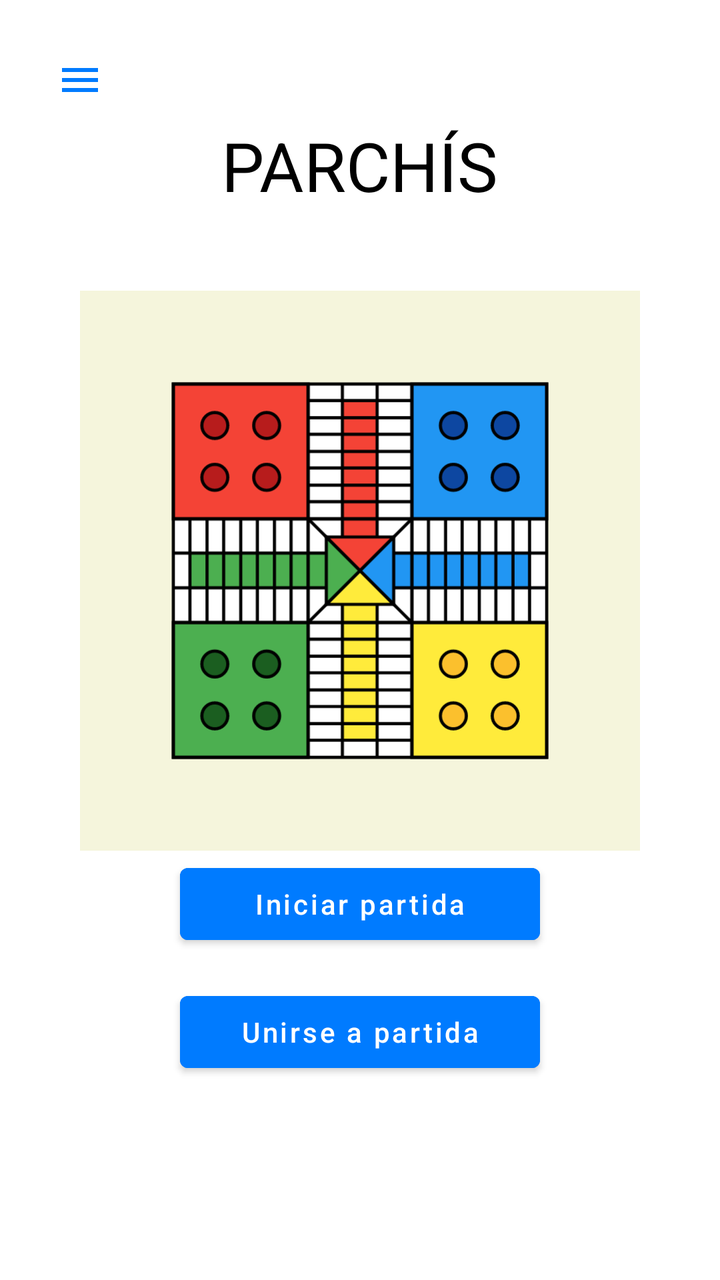
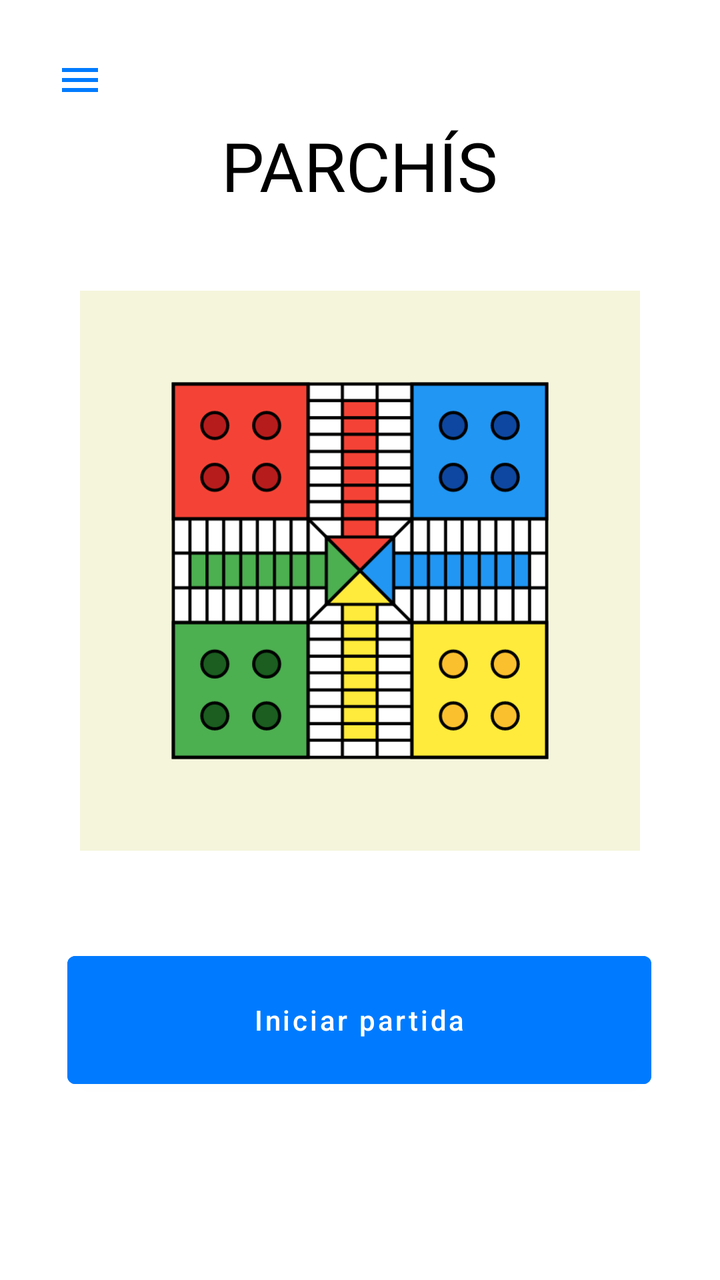

Two renders of the same Android screen: before a commit and after it. Below are the layout's source before the change and the commit's diff.
<!-- AndroidManifest.xml: application theme Theme.Parchis -->
<!-- res/layout/activity_home.xml -->
<?xml version="1.0" encoding="utf-8"?>

<androidx.constraintlayout.widget.ConstraintLayout xmlns:android="http://schemas.android.com/apk/res/android"
    xmlns:app="http://schemas.android.com/apk/res-auto"
    xmlns:tools="http://schemas.android.com/tools"
    android:layout_width="match_parent"
    android:layout_height="match_parent"
    android:background="#FFFFFF"
    tools:context=".HomeActivity">

    <ImageButton
        android:id="@+id/btnMenu"
        android:layout_width="48dp"
        android:layout_height="48dp"
        android:layout_marginStart="16dp"
        android:layout_marginTop="16dp"
        android:background="?attr/selectableItemBackgroundBorderless"
        android:src="@drawable/ic_menu"
        app:layout_constraintStart_toStartOf="parent"
        app:layout_constraintTop_toTopOf="parent" />

    <TextView
        android:id="@+id/textViewHomeTitle"
        android:layout_width="wrap_content"
        android:layout_height="wrap_content"
        android:layout_marginTop="60dp"
        android:text="PARCHÍS"
        android:textColor="#000000"
        android:textSize="34sp"
        app:layout_constraintEnd_toEndOf="parent"
        app:layout_constraintStart_toStartOf="parent"
        app:layout_constraintTop_toTopOf="parent" />

    <ImageView
        android:id="@+id/imageViewHomeLogo"
        android:layout_width="280dp"
        android:layout_height="280dp"
        android:layout_marginTop="40dp"
        android:src="@drawable/logo_parchis"
        app:layout_constraintEnd_toEndOf="parent"
        app:layout_constraintStart_toStartOf="parent"
        app:layout_constraintTop_toBottomOf="@id/textViewHomeTitle" />

    <Button
        android:id="@+id/btnStartGame"
        android:layout_width="180dp"
        android:layout_height="wrap_content"
        android:layout_marginBottom="16dp"
        android:backgroundTint="#007BFF"
        android:text="Iniciar partida"
        android:textAllCaps="false"
        app:layout_constraintBottom_toTopOf="@+id/btnJoinGame"
        app:layout_constraintEnd_toEndOf="parent"
        app:layout_constraintStart_toStartOf="parent" />

    <Button
        android:id="@+id/btnJoinGame"
        android:layout_width="180dp"
        android:layout_height="wrap_content"
        android:layout_marginBottom="100dp"
        android:backgroundTint="#007BFF"
        android:text="Unirse a partida"
        android:textAllCaps="false"
        app:layout_constraintBottom_toBottomOf="parent"
        app:layout_constraintEnd_toEndOf="parent"
        app:layout_constraintStart_toStartOf="parent" />

    
    <LinearLayout
        android:id="@+id/sideMenu"
        android:layout_width="150dp"
        android:layout_height="wrap_content"
        android:layout_marginStart="16dp"
        android:layout_marginTop="16dp"
        android:background="#F0F0F0"
        android:orientation="vertical"
        android:padding="8dp"
        android:visibility="gone"
        app:layout_constraintStart_toStartOf="parent"
        app:layout_constraintTop_toBottomOf="@id/btnMenu">

        <Button
            android:id="@+id/btnStats"
            android:layout_width="match_parent"
            android:layout_height="wrap_content"
            android:backgroundTint="#007BFF"
            android:text="Estadísticas"
            android:textAllCaps="false"
            android:textSize="12sp" />

        <Button
            android:id="@+id/btnLogout"
            android:layout_width="match_parent"
            android:layout_height="wrap_content"
            android:layout_marginTop="8dp"
            android:backgroundTint="#007BFF"
            android:text="Cerrar sesión"
            android:textAllCaps="false"
            android:textSize="12sp" />
    </LinearLayout>

</androidx.constraintlayout.widget.ConstraintLayout>
<!-- resources referenced by this layout -->
<resources>
  <!-- drawable ic_menu (drawable) -->
  <vector xmlns:android="http://schemas.android.com/apk/res/android"
      android:width="24dp"
      android:height="24dp"
      android:viewportWidth="24"
      android:viewportHeight="24">
      <path
          android:fillColor="#007BFF"
          android:pathData="M3,18h18v-2H3v2zm0-5h18v-2H3v2zm0-7v2h18V6H3z" />
  </vector>
  <!-- drawable logo_parchis (drawable) -->
  <?xml version="1.0" encoding="utf-8"?>
  
  <layer-list xmlns:android="http://schemas.android.com/apk/res/android">
      <item android:drawable="@drawable/ic_launcher_background" />
      <item android:drawable="@drawable/ic_launcher_foreground" />
  </layer-list>
  <style name="Theme.Parchis" parent="Theme.MaterialComponents.DayNight.DarkActionBar">
          
          <item name="colorPrimary">@color/purple_500</item>
          <item name="colorPrimaryVariant">@color/purple_700</item>
          <item name="colorOnPrimary">@color/white</item>
          
          <item name="colorSecondary">@color/teal_200</item>
          <item name="colorSecondaryVariant">@color/teal_700</item>
          <item name="colorOnSecondary">@color/black</item>
          
          <item name="android:statusBarColor">?attr/colorPrimaryVariant</item>
          
      </style>
  <!-- drawable ic_launcher_background: vector/xml drawable (drawable, 4427 chars, omitted) -->
  <!-- drawable ic_launcher_foreground (drawable) -->
  <vector xmlns:android="http://schemas.android.com/apk/res/android"
      android:width="108dp"
      android:height="108dp"
      android:viewportWidth="108"
      android:viewportHeight="108">
  
      
      
  
      
      <path
          android:fillColor="#F44336"
          android:pathData="M54,54 L47.5,47.5 L60.5,47.5 Z" />
  
      
      <path
          android:fillColor="#2196F3"
          android:pathData="M54,54 L60.5,47.5 L60.5,60.5 Z" />
  
      
      <path
          android:fillColor="#FFEB3B"
          android:pathData="M54,54 L60.5,60.5 L47.5,60.5 Z" />
  
      
      <path
          android:fillColor="#4CAF50"
          android:pathData="M54,54 L47.5,60.5 L47.5,47.5 Z" />
  
      
      <path
          android:strokeColor="#000000"
          android:strokeWidth="0.6"
          android:pathData="M47.5,47.5 L60.5,60.5 M60.5,47.5 L47.5,60.5 M47.5,47.5 h13 v13 h-13 z" />
  
  </vector>
  <color name="purple_500">#FF6200EE</color>
  <color name="purple_700">#FF3700B3</color>
  <color name="white">#FFFFFFFF</color>
  <color name="teal_200">#FF03DAC5</color>
  <color name="teal_700">#FF018786</color>
  <color name="black">#FF000000</color>
</resources>

<!-- the commit's change to res/layout/activity_home.xml (unified diff, before → after) -->
@@ -5,8 +5,8 @@
     xmlns:tools="http://schemas.android.com/tools"
     android:layout_width="match_parent"
     android:layout_height="match_parent"
-    android:background="#FFFFFF"
-    tools:context=".HomeActivity">
+    android:background="@color/white"
+    tools:context=".view.HomeActivity">
 
     <ImageButton
         android:id="@+id/btnMenu"
@@ -14,6 +14,7 @@
         android:layout_height="48dp"
         android:layout_marginStart="16dp"
         android:layout_marginTop="16dp"
+        android:contentDescription="@string/para_volver_al_menu"
         android:background="?attr/selectableItemBackgroundBorderless"
         android:src="@drawable/ic_menu"
         app:layout_constraintStart_toStartOf="parent"
@@ -24,8 +25,8 @@
         android:layout_width="wrap_content"
         android:layout_height="wrap_content"
         android:layout_marginTop="60dp"
-        android:text="PARCHÍS"
-        android:textColor="#000000"
+        android:text="@string/parch_s"
+        android:textColor="@color/black"
         android:textSize="34sp"
         app:layout_constraintEnd_toEndOf="parent"
         app:layout_constraintStart_toStartOf="parent"
@@ -36,43 +37,33 @@
         android:layout_width="280dp"
         android:layout_height="280dp"
         android:layout_marginTop="40dp"
+        android:contentDescription="@string/logotipo_de_la_aplicaci_n"
         android:src="@drawable/logo_parchis"
         app:layout_constraintEnd_toEndOf="parent"
         app:layout_constraintStart_toStartOf="parent"
         app:layout_constraintTop_toBottomOf="@id/textViewHomeTitle" />
 
+    
     <Button
         android:id="@+id/btnStartGame"
-        android:layout_width="180dp"
-        android:layout_height="wrap_content"
-        android:layout_marginBottom="16dp"
-        android:backgroundTint="#007BFF"
-        android:text="Iniciar partida"
-        android:textAllCaps="false"
-        app:layout_constraintBottom_toTopOf="@+id/btnJoinGame"
-        app:layout_constraintEnd_toEndOf="parent"
-        app:layout_constraintStart_toStartOf="parent" />
-
-    <Button
-        android:id="@+id/btnJoinGame"
-        android:layout_width="180dp"
-        android:layout_height="wrap_content"
-        android:layout_marginBottom="100dp"
-        android:backgroundTint="#007BFF"
-        android:text="Unirse a partida"
+        android:layout_width="292dp"
+        android:layout_height="76dp"
+        android:layout_marginBottom="92dp"
+        android:backgroundTint="@color/blue"
+        android:text="@string/iniciar_partida"
         android:textAllCaps="false"
         app:layout_constraintBottom_toBottomOf="parent"
         app:layout_constraintEnd_toEndOf="parent"
+        app:layout_constraintHorizontal_bias="0.495"
         app:layout_constraintStart_toStartOf="parent" />
 
-    
     <LinearLayout
         android:id="@+id/sideMenu"
         android:layout_width="150dp"
         android:layout_height="wrap_content"
         android:layout_marginStart="16dp"
         android:layout_marginTop="16dp"
-        android:background="#F0F0F0"
+        android:background="@color/claro"
         android:orientation="vertical"
         android:padding="8dp"
         android:visibility="gone"
@@ -83,8 +74,8 @@
             android:id="@+id/btnStats"
             android:layout_width="match_parent"
             android:layout_height="wrap_content"
-            android:backgroundTint="#007BFF"
-            android:text="Estadísticas"
+            android:backgroundTint="@color/blue"
+            android:text="@string/estad_sticas"
             android:textAllCaps="false"
             android:textSize="12sp" />
 
@@ -93,8 +84,8 @@
             android:layout_width="match_parent"
             android:layout_height="wrap_content"
             android:layout_marginTop="8dp"
-            android:backgroundTint="#007BFF"
-            android:text="Cerrar sesión"
+            android:backgroundTint="@color/blue"
+            android:text="@string/cerrar_sesi_n"
             android:textAllCaps="false"
             android:textSize="12sp" />
     </LinearLayout>
<!-- resource entries referenced after the edit -->
@@ -7,7 +7,7 @@
       android:viewportWidth="24"
       android:viewportHeight="24">
       <path
-          android:fillColor="#007BFF"
+          android:fillColor="@color/blue"
           android:pathData="M3,18h18v-2H3v2zm0-5h18v-2H3v2zm0-7v2h18V6H3z" />
   </vector>
   <!-- drawable logo_parchis (drawable) -->
@@ -17,6 +17,12 @@
       <item android:drawable="@drawable/ic_launcher_background" />
       <item android:drawable="@drawable/ic_launcher_foreground" />
   </layer-list>
+  <string name="cerrar_sesi_n">Cerrar sesión</string>
+  <string name="estad_sticas">Estadísticas</string>
+  <string name="iniciar_partida">Iniciar partida</string>
+  <string name="logotipo_de_la_aplicaci_n">Logotipo de la aplicación</string>
+  <string name="para_volver_al_menu">Para volver al menu</string>
+  <string name="parch_s">PARCHÍS</string>
   <style name="Theme.Parchis" parent="Theme.MaterialComponents.DayNight.DarkActionBar">
           
           <item name="colorPrimary">@color/purple_500</item>
@@ -30,7 +36,7 @@
           <item name="android:statusBarColor">?attr/colorPrimaryVariant</item>
           
       </style>
-  <!-- drawable ic_launcher_background: vector/xml drawable (drawable, 4427 chars, omitted) -->
+  <!-- drawable ic_launcher_background: vector/xml drawable (drawable, 4457 chars, omitted) -->
   <!-- drawable ic_launcher_foreground (drawable) -->
   <vector xmlns:android="http://schemas.android.com/apk/res/android"
       android:width="108dp"
@@ -63,7 +69,7 @@
   
       
       <path
-          android:strokeColor="#000000"
+          android:strokeColor="@color/black"
           android:strokeWidth="0.6"
           android:pathData="M47.5,47.5 L60.5,60.5 M60.5,47.5 L47.5,60.5 M47.5,47.5 h13 v13 h-13 z" />
   
@@ -74,5 +80,7 @@
   <color name="teal_200">#FF03DAC5</color>
   <color name="teal_700">#FF018786</color>
   <color name="black">#FF000000</color>
+  <color name="blue">#FF007BFF</color>
+  <color name="claro">#FFF0F0F0</color>
 </resources>
 
